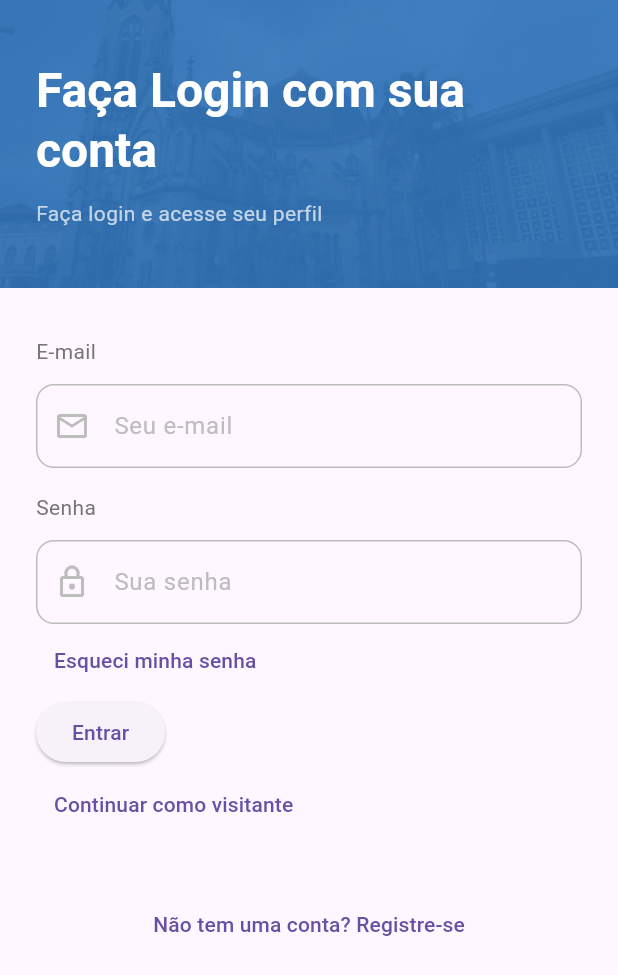
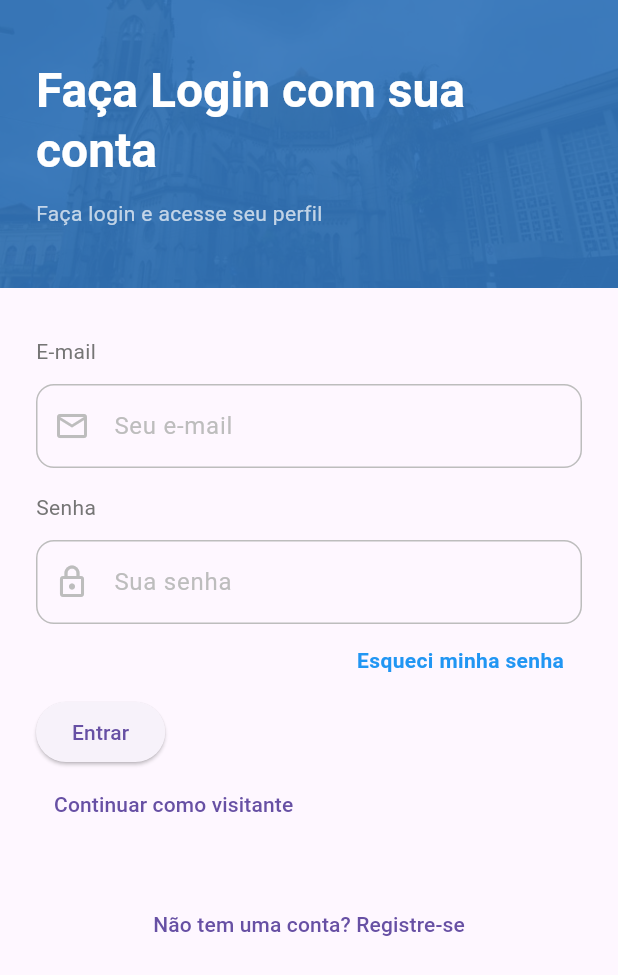
Before and after one commit to Diocese-Santos/Diocese-App, a Flutter app: the screen it shows after launch, on a phone screen of 412 x 824 dp. Shown: the top 975 px of the screen. Run offline on Flutter 3.47's test engine with Material 3 defaults, Android fonts, the phone set to English and light mode, and no system bars; our stand-ins replace gap; Roboto replaces fonts that are missing (Montserrat).

Commit message:
fix(login): improve alignment and styling of 'Forgot Password' button

```diff
--- a/lib/ui/pages/login_page.dart
+++ b/lib/ui/pages/login_page.dart
@@ -61,9 +61,19 @@ class LoginPage extends StatelessWidget {
                       ),
                       obscureText: true,
                     ),
-                    TextButton(
-                      onPressed: presenter.navigateToForgotPassword,
-                      child: Text('Esqueci minha senha'),
+                    Align(
+                      alignment: Alignment.centerRight,
+                      child: TextButton(
+                        onPressed: presenter.navigateToForgotPassword,
+                        child: Text(
+                          'Esqueci minha senha',
+                          style:
+                              Theme.of(context).textTheme.bodyMedium!.copyWith(
+                                    color: Colors.blue,
+                                    fontWeight: FontWeight.w600,
+                                  ),
+                        ),
+                      ),
                     ),
                     ElevatedButton(onPressed: () {}, child: Text('Entrar')),
                     TextButton(
```
